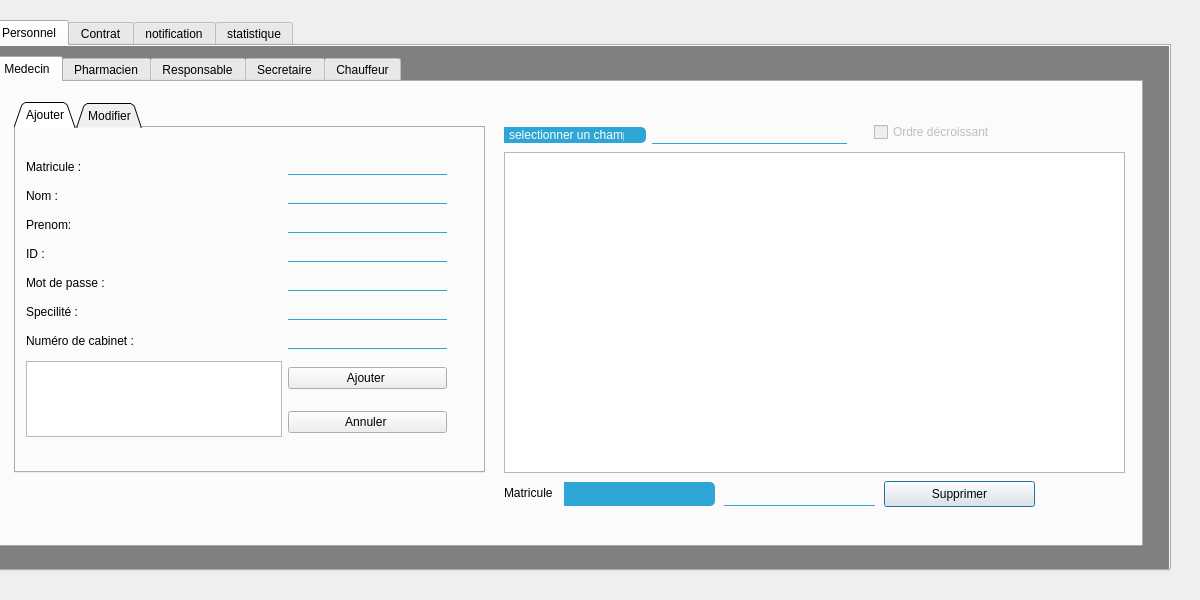
First picture: the form in admin_panal.ui, repository houyeme/projet_2A, before the edit.
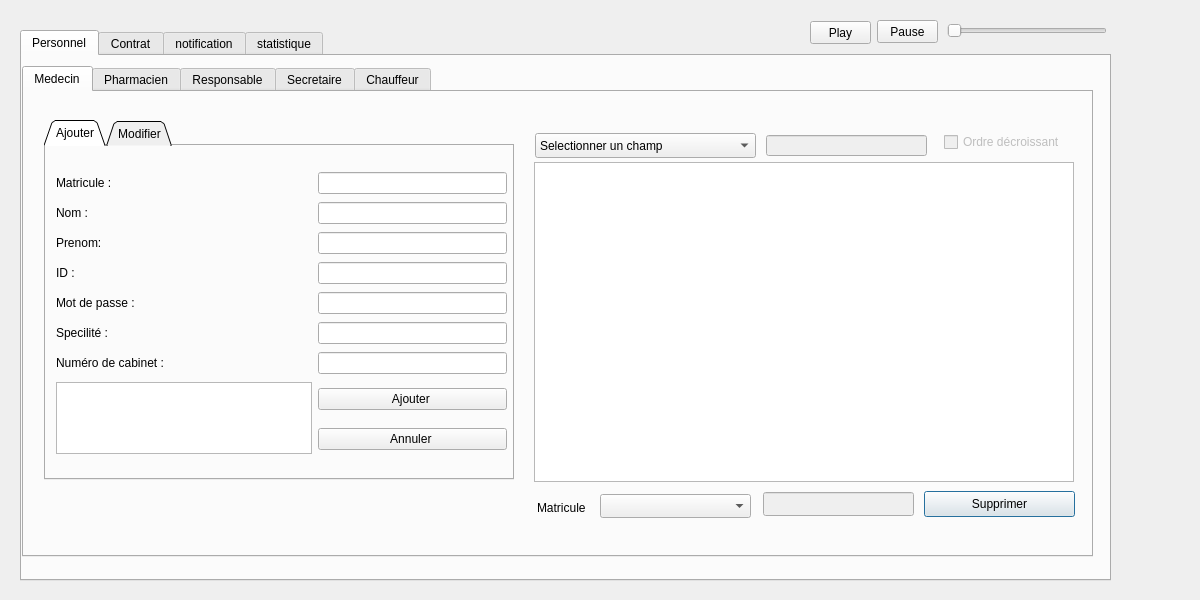
Second picture: the form after the edit. The open tabs and pages were chosen to show the change. Icons and pictures are not drawn. Custom widgets are drawn as their Qt base class.

The edit to the form file:
```diff
--- a/admin_panal.ui
+++ b/admin_panal.ui
@@ -14,36 +14,42 @@
    <string>Dialog</string>
   </property>
   <property name="styleSheet">
-   <string notr="true">#admin_panal{
-	background-image: url(:/bakground/mainbg.png);
-}
-#Personnel{
-background-color:grey;
-}
-
-QComboBox{
-font: 15pt &quot;Arial&quot;;
-color:white;
-background-color :#2da5d5;
-border-top-right-radius: 5px 5px;
-border-bottom-right-radius: 5px 5px;
-}
-QComboBox:drop-down {  
-    border:none;} 
-QLineEdit {
-background:transparent;
-border:none;
-border-bottom:1px solid #2da5d5;
-font: 12pt &quot;Arial&quot;;
-color: #2da5d5;}
-</string>
+   <string notr="true"/>
   </property>
+  <widget class="QWidget" name="central" native="true">
+   <property name="geometry">
+    <rect>
+     <x>0</x>
+     <y>0</y>
+     <width>1200</width>
+     <height>600</height>
+    </rect>
+   </property>
+   <property name="styleSheet">
+    <string notr="true"/>
+   </property>
+   <widget class="QSlider" name="horizontalSlider">
+    <property name="geometry">
+     <rect>
+      <x>947</x>
+      <y>20</y>
+      <width>160</width>
+      <height>22</height>
+     </rect>
+    </property>
+    <property name="styleSheet">
+     <string notr="true"/>
+    </property>
+    <property name="orientation">
+     <enum>Qt::Horizontal</enum>
+    </property>
+   </widget>
   <widget class="QTabWidget" name="main">
    <property name="geometry">
     <rect>
-     <x>-10</x>
-     <y>20</y>
-     <width>1181</width>
+      <x>20</x>
+      <y>30</y>
+      <width>1091</width>
      <height>551</height>
     </rect>
    </property>
@@ -65,7 +71,7 @@
       <rect>
        <x>0</x>
        <y>10</y>
-       <width>1151</width>
+        <width>1071</width>
        <height>491</height>
       </rect>
      </property>
@@ -79,6 +85,9 @@
       <number>0</number>
      </property>
      <widget class="QWidget" name="medecin">
+       <property name="styleSheet">
+        <string notr="true"/>
+       </property>
       <attribute name="title">
        <string>Medecin</string>
       </attribute>
@@ -87,10 +96,13 @@
         <rect>
          <x>510</x>
          <y>70</y>
-         <width>621</width>
-         <height>321</height>
-        </rect>
-       </property>
+          <width>540</width>
+          <height>320</height>
+         </rect>
+        </property>
+        <property name="styleSheet">
+         <string notr="true">selection-color: rgb(0, 85, 255);</string>
+        </property>
       </widget>
       <widget class="QCheckBox" name="checkBox">
        <property name="enabled">
@@ -98,7 +110,7 @@
        </property>
        <property name="geometry">
         <rect>
-         <x>880</x>
+          <x>920</x>
          <y>40</y>
          <width>171</width>
          <height>20</height>
@@ -108,79 +120,13 @@
         <string>Ordre décroissant</string>
        </property>
       </widget>
-      <widget class="QWidget" name="layoutWidget_3">
-       <property name="geometry">
-        <rect>
-         <x>510</x>
-         <y>40</y>
-         <width>343</width>
-         <height>27</height>
-        </rect>
-       </property>
-       <layout class="QHBoxLayout" name="horizontalLayout_2">
-        <item>
-         <widget class="QComboBox" name="champs">
-          <item>
-           <property name="text">
-            <string>selectionner un champ</string>
-           </property>
-          </item>
-          <item>
-           <property name="text">
-            <string>Matricule</string>
-           </property>
-          </item>
-          <item>
-           <property name="text">
-            <string>Nom</string>
-           </property>
-          </item>
-          <item>
-           <property name="text">
-            <string>Prenom</string>
-           </property>
-          </item>
-          <item>
-           <property name="text">
-            <string>id</string>
-           </property>
-          </item>
-          <item>
-           <property name="text">
-            <string>mot_de_passe</string>
-           </property>
-          </item>
-          <item>
-           <property name="text">
-            <string>specialite</string>
-           </property>
-          </item>
-          <item>
-           <property name="text">
-            <string>num_cabinet</string>
-           </property>
-          </item>
-         </widget>
-        </item>
-        <item>
-         <widget class="QLineEdit" name="valeur">
-          <property name="enabled">
-           <bool>false</bool>
-          </property>
-          <property name="inputMask">
-           <string/>
-          </property>
-         </widget>
-        </item>
-       </layout>
-      </widget>
       <widget class="QLineEdit" name="Matricule_sup">
        <property name="enabled">
         <bool>false</bool>
        </property>
        <property name="geometry">
         <rect>
-         <x>730</x>
+          <x>739</x>
          <y>400</y>
          <width>151</width>
          <height>24</height>
@@ -190,8 +136,8 @@
       <widget class="QComboBox" name="comboBox_2">
        <property name="geometry">
         <rect>
-         <x>570</x>
-         <y>400</y>
+          <x>576</x>
+          <y>402</y>
          <width>151</width>
          <height>24</height>
         </rect>
@@ -200,7 +146,7 @@
       <widget class="QPushButton" name="pushButton_5">
        <property name="geometry">
         <rect>
-         <x>890</x>
+          <x>900</x>
          <y>399</y>
          <width>151</width>
          <height>26</height>
@@ -216,8 +162,8 @@
       <widget class="QLabel" name="label_32">
        <property name="geometry">
         <rect>
-         <x>510</x>
-         <y>399</y>
+          <x>513</x>
+          <y>404</y>
          <width>51</width>
          <height>24</height>
         </rect>
@@ -230,9 +176,9 @@
        <property name="geometry">
         <rect>
          <x>20</x>
-         <y>20</y>
-         <width>471</width>
-         <height>371</height>
+          <y>28</y>
+          <width>470</width>
+          <height>360</height>
         </rect>
        </property>
        <property name="contextMenuPolicy">
@@ -263,6 +209,9 @@
         <bool>false</bool>
        </property>
        <widget class="QWidget" name="tab_6">
+         <property name="styleSheet">
+          <string notr="true"/>
+         </property>
         <attribute name="title">
          <string>Ajouter</string>
         </attribute>
@@ -271,7 +220,7 @@
           <rect>
            <x>10</x>
            <y>24</y>
-           <width>421</width>
+            <width>451</width>
            <height>291</height>
           </rect>
          </property>
@@ -508,6 +457,72 @@
         </widget>
        </widget>
       </widget>
+       <widget class="QComboBox" name="champs">
+        <property name="geometry">
+         <rect>
+          <x>511</x>
+          <y>41</y>
+          <width>221</width>
+          <height>25</height>
+         </rect>
+        </property>
+        <item>
+         <property name="text">
+          <string>Selectionner un champ</string>
+         </property>
+        </item>
+        <item>
+         <property name="text">
+          <string>Matricule</string>
+         </property>
+        </item>
+        <item>
+         <property name="text">
+          <string>Nom</string>
+         </property>
+        </item>
+        <item>
+         <property name="text">
+          <string>Prenom</string>
+         </property>
+        </item>
+        <item>
+         <property name="text">
+          <string>id</string>
+         </property>
+        </item>
+        <item>
+         <property name="text">
+          <string>mot_de_passe</string>
+         </property>
+        </item>
+        <item>
+         <property name="text">
+          <string>specialite</string>
+         </property>
+        </item>
+        <item>
+         <property name="text">
+          <string>num_cabinet</string>
+         </property>
+        </item>
+       </widget>
+       <widget class="QLineEdit" name="valeur">
+        <property name="enabled">
+         <bool>false</bool>
+        </property>
+        <property name="geometry">
+         <rect>
+          <x>742</x>
+          <y>43</y>
+          <width>161</width>
+          <height>21</height>
+         </rect>
+        </property>
+        <property name="inputMask">
+         <string/>
+        </property>
+       </widget>
      </widget>
      <widget class="QWidget" name="pharmacien">
       <attribute name="title">
@@ -2113,6 +2128,39 @@
       </rect>
      </property>
     </widget>
+    </widget>
+   </widget>
+   <widget class="QPushButton" name="pushButton_31">
+    <property name="geometry">
+     <rect>
+      <x>810</x>
+      <y>21</y>
+      <width>61</width>
+      <height>23</height>
+     </rect>
+    </property>
+    <property name="styleSheet">
+     <string notr="true"/>
+    </property>
+    <property name="text">
+     <string>Play</string>
+    </property>
+   </widget>
+   <widget class="QPushButton" name="pushButton_17">
+    <property name="geometry">
+     <rect>
+      <x>877</x>
+      <y>20</y>
+      <width>61</width>
+      <height>23</height>
+     </rect>
+    </property>
+    <property name="styleSheet">
+     <string notr="true"/>
+    </property>
+    <property name="text">
+     <string>Pause</string>
+    </property>
    </widget>
   </widget>
  </widget>
```
Left out of the diff: 286 changed lines with no effect on the pictures. Lines whose indentation alone changed are shown as unchanged.
